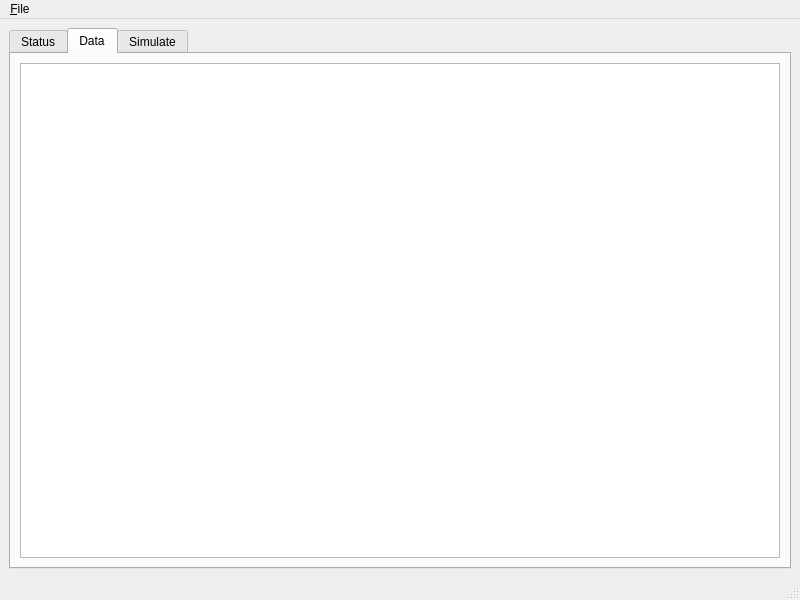
Qt form fixgw/client/mainWindow.ui (makerplane/FIX-Gateway) before a commit.
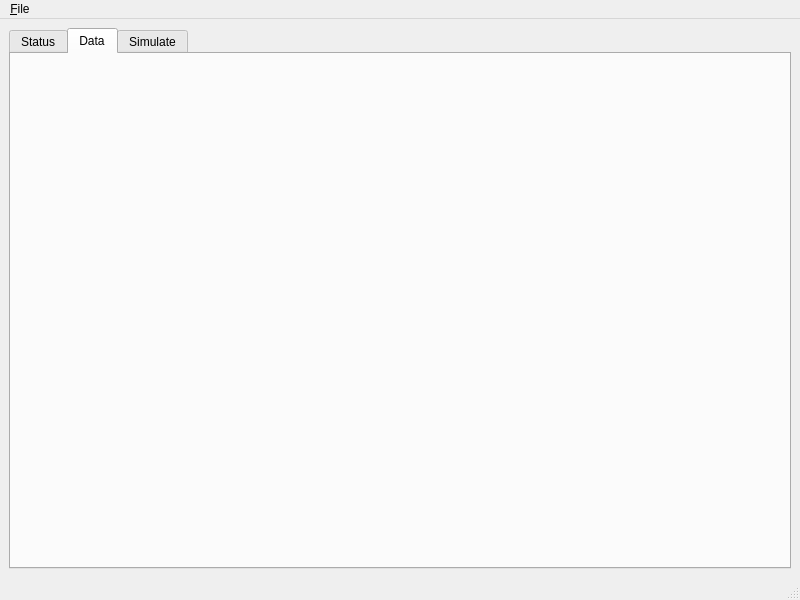
The same form after that commit. The open tabs and pages were chosen to show the change.

Commit message: Worked on data table for gui client

Diff of the .ui file:
```diff
--- a/fixgw/client/mainWindow.ui
+++ b/fixgw/client/mainWindow.ui
@@ -36,11 +36,7 @@
        <attribute name="title">
         <string>Data</string>
        </attribute>
-       <layout class="QHBoxLayout" name="horizontalLayout_3">
-        <item>
-         <widget class="QTableView" name="tableView"/>
-        </item>
-       </layout>
+       <layout class="QHBoxLayout" name="layoutData"/>
       </widget>
       <widget class="QWidget" name="tabSimulate">
        <attribute name="title">
```
Left out of the diff: 4 changed lines with no effect on the pictures. The commit also changes 4 other files.
